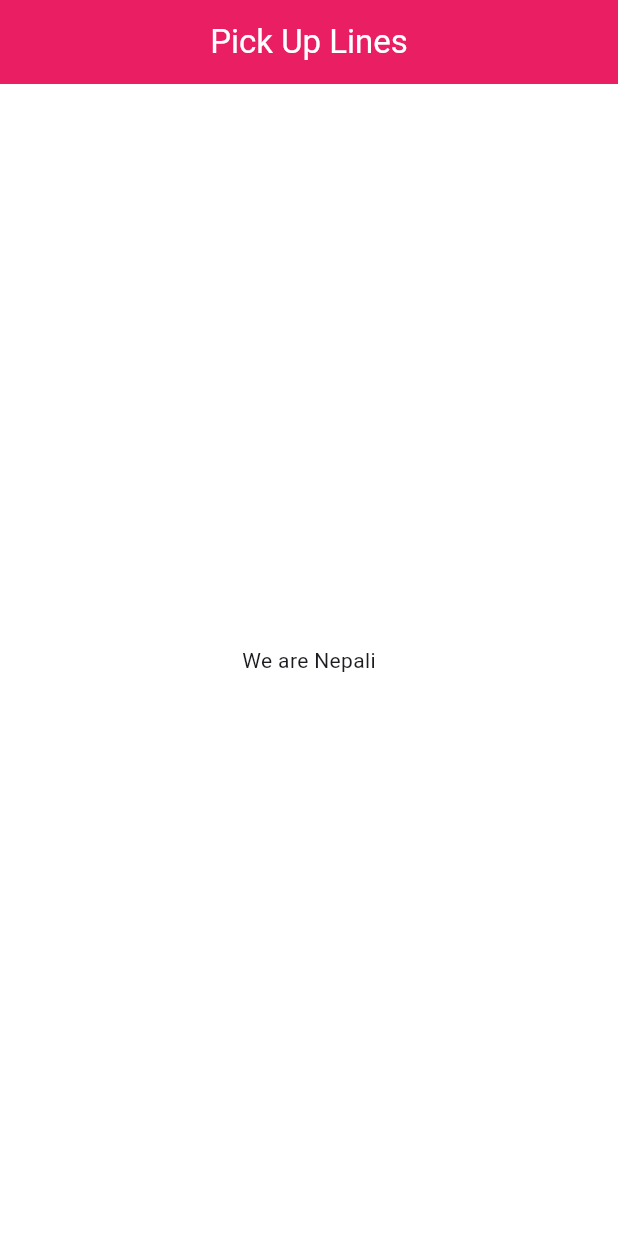
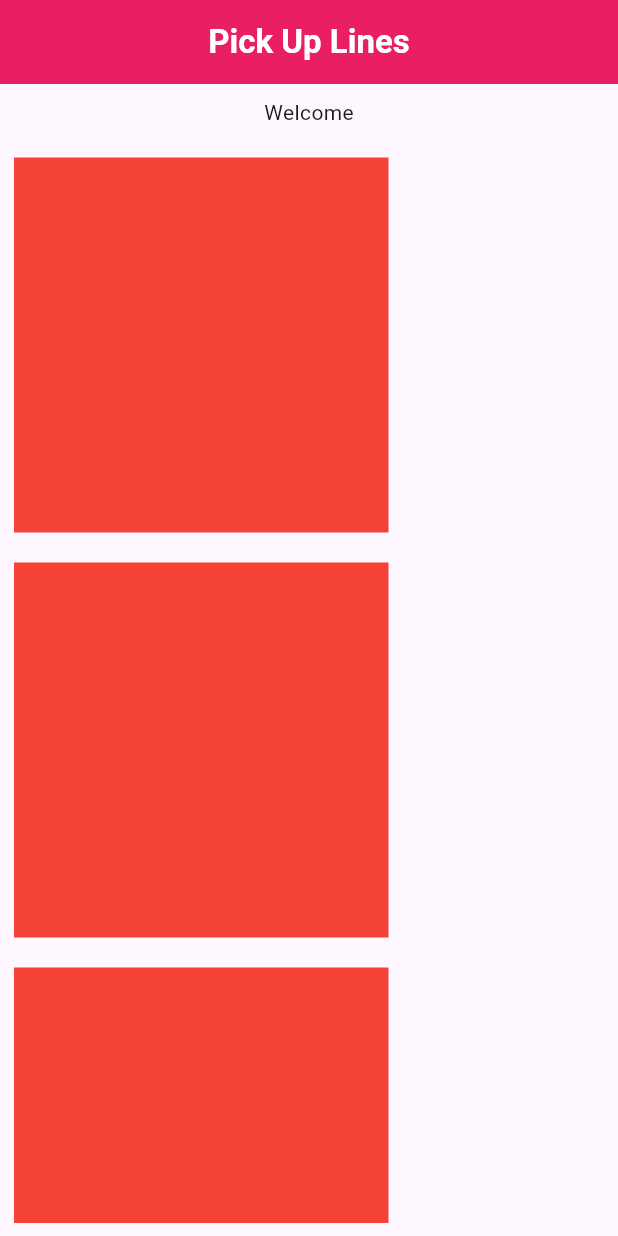
Before and after one commit to admin123KK/goodproject, a Flutter app: the screen it shows after launch, on a phone screen of 412 x 824 dp. Run offline on Flutter 3.47's test engine with Material 3 defaults, Android fonts, the phone set to English and light mode, and no system bars.

Commit message:
frest maya

```diff
--- a/lib/login_page.dart
+++ b/lib/login_page.dart
@@ -10,14 +10,76 @@ class LoginPage extends StatefulWidget {
 class _LoginPageState extends State<LoginPage> {
   @override
   Widget build(BuildContext context) {
-    return  Scaffold(
-
-appBar: AppBar(title: const Text('Pick Up Lines',style: TextStyle(color: Colors.white,),),
-backgroundColor: Colors.pink,
-centerTitle: true,
-),
-backgroundColor: Colors.white,
-body: Center(child: Text('We are Nepali'),),
-    );
+    return Scaffold(
+        appBar: AppBar(
+          title: const Text(
+            'Pick Up Lines',
+            style: TextStyle(color: Colors.white, fontWeight: FontWeight.bold),
+          ),
+          backgroundColor: Colors.pink,
+          centerTitle: true,
+        ),
+        body: Padding(
+          padding: EdgeInsets.all(9),
+          child: SingleChildScrollView(
+            child: Column(
+              children: [
+                const Column(
+                  children: [
+                    Text('Welcome'),
+                  ],
+                ),
+                const SizedBox(
+                  height: 20,
+                ),
+                Row(
+                  children: [
+                    Container(
+                      height: 250,
+                      width: 250,
+                      color: Colors.red,
+                    )
+                  ],
+                ),
+                const SizedBox(
+                  height: 20,
+                ),
+                Row(
+                  children: [
+                    Container(
+                      height: 250,
+                      width: 250,
+                      color: Colors.red,
+                    )
+                  ],
+                ),
+                const SizedBox(
+                  height: 20,
+                ),
+                Row(
+                  children: [
+                    Container(
+                      height: 250,
+                      width: 250,
+                      color: Colors.red,
+                    )
+                  ],
+                ),
+                SizedBox(
+                  height: 20,
+                ),
+                Row(
+                  children: [
+                    Container(
+                      height: 250,
+                      width: 250,
+                      color: Colors.red,
+                    )
+                  ],
+                )
+              ],
+            ),
+          ),
+        ));
   }
 }
```
